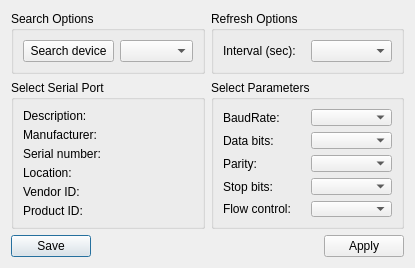
The window that settingsdialog.ui (kot9pa/com-monitor) describes before a commit, drawn with Qt 5.
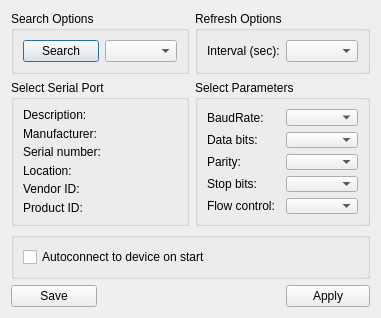
The same window after the commit.

The edit to the form file:
```diff
--- a/settingsdialog.ui
+++ b/settingsdialog.ui
@@ -6,58 +6,132 @@
    <rect>
     <x>0</x>
     <y>0</y>
-    <width>415</width>
-    <height>268</height>
+    <width>381</width>
+    <height>318</height>
    </rect>
   </property>
   <property name="minimumSize">
    <size>
-    <width>415</width>
-    <height>268</height>
+    <width>381</width>
+    <height>318</height>
    </size>
   </property>
   <property name="maximumSize">
    <size>
-    <width>16777215</width>
-    <height>268</height>
+    <width>1000000</width>
+    <height>100000</height>
    </size>
   </property>
   <property name="windowTitle">
    <string>Settings</string>
   </property>
   <layout class="QGridLayout" name="gridLayout_3">
-   <item row="3" column="0" colspan="2">
-    <layout class="QHBoxLayout" name="horizontalLayout">
-     <item>
-      <widget class="QPushButton" name="saveButton">
-       <property name="text">
-        <string>Save</string>
-       </property>
-      </widget>
-     </item>
-     <item>
-      <spacer name="horizontalSpacer">
-       <property name="orientation">
-        <enum>Qt::Horizontal</enum>
-       </property>
-       <property name="sizeHint" stdset="0">
-        <size>
-         <width>96</width>
-         <height>20</height>
-        </size>
-       </property>
-      </spacer>
-     </item>
-     <item>
-      <widget class="QPushButton" name="applyButton">
-       <property name="text">
-        <string>Apply</string>
-       </property>
-      </widget>
-     </item>
-    </layout>
+   <item row="0" column="0" colspan="2">
+    <widget class="QGroupBox" name="additionalOptionsGroupBox">
+     <property name="title">
+      <string>Search Options</string>
+     </property>
+     <layout class="QHBoxLayout" name="horizontalLayout_3">
+      <item>
+       <widget class="QPushButton" name="searchButton">
+        <property name="text">
+         <string>Search</string>
+        </property>
+       </widget>
+      </item>
+      <item>
+       <widget class="QComboBox" name="serialPortInfoListBox">
+        <property name="sizePolicy">
+         <sizepolicy hsizetype="Preferred" vsizetype="Fixed">
+          <horstretch>0</horstretch>
+          <verstretch>0</verstretch>
+         </sizepolicy>
+        </property>
+        <property name="maximumSize">
+         <size>
+          <width>73</width>
+          <height>22</height>
+         </size>
+        </property>
+        <property name="layoutDirection">
+         <enum>Qt::LeftToRight</enum>
+        </property>
+       </widget>
+      </item>
+     </layout>
+    </widget>
    </item>
-   <item row="1" column="1">
+   <item row="0" column="2" colspan="2">
+    <widget class="QGroupBox" name="refreshOption">
+     <property name="title">
+      <string>Refresh Options</string>
+     </property>
+     <layout class="QHBoxLayout" name="horizontalLayout_2">
+      <item>
+       <widget class="QLabel" name="refreshLabel">
+        <property name="text">
+         <string>Interval (sec):</string>
+        </property>
+       </widget>
+      </item>
+      <item>
+       <widget class="QComboBox" name="refreshBox"/>
+      </item>
+     </layout>
+    </widget>
+   </item>
+   <item row="1" column="0" colspan="2">
+    <widget class="QGroupBox" name="selectBox">
+     <property name="title">
+      <string>Select Serial Port</string>
+     </property>
+     <layout class="QGridLayout" name="gridLayout">
+      <item row="1" column="0">
+       <widget class="QLabel" name="descriptionLabel">
+        <property name="text">
+         <string>Description:</string>
+        </property>
+       </widget>
+      </item>
+      <item row="2" column="0">
+       <widget class="QLabel" name="manufacturerLabel">
+        <property name="text">
+         <string>Manufacturer:</string>
+        </property>
+       </widget>
+      </item>
+      <item row="3" column="0">
+       <widget class="QLabel" name="serialNumberLabel">
+        <property name="text">
+         <string>Serial number:</string>
+        </property>
+       </widget>
+      </item>
+      <item row="4" column="0">
+       <widget class="QLabel" name="locationLabel">
+        <property name="text">
+         <string>Location:</string>
+        </property>
+       </widget>
+      </item>
+      <item row="5" column="0">
+       <widget class="QLabel" name="vidLabel">
+        <property name="text">
+         <string>Vendor ID:</string>
+        </property>
+       </widget>
+      </item>
+      <item row="6" column="0">
+       <widget class="QLabel" name="pidLabel">
+        <property name="text">
+         <string>Product ID:</string>
+        </property>
+       </widget>
+      </item>
+     </layout>
+    </widget>
+   </item>
+   <item row="1" column="2" colspan="2">
     <widget class="QGroupBox" name="parametersBox">
      <property name="title">
       <string>Select Parameters</string>
@@ -116,109 +190,60 @@
      </layout>
     </widget>
    </item>
-   <item row="1" column="0">
-    <widget class="QGroupBox" name="selectBox">
+   <item row="2" column="0" colspan="4">
+    <widget class="QGroupBox" name="startupBox">
      <property name="title">
-      <string>Select Serial Port</string>
+      <string/>
      </property>
-     <layout class="QGridLayout" name="gridLayout">
-      <item row="1" column="0">
-       <widget class="QLabel" name="descriptionLabel">
-        <property name="text">
-         <string>Description:</string>
-        </property>
-       </widget>
-      </item>
-      <item row="2" column="0">
-       <widget class="QLabel" name="manufacturerLabel">
-        <property name="text">
-         <string>Manufacturer:</string>
-        </property>
-       </widget>
-      </item>
-      <item row="3" column="0">
-       <widget class="QLabel" name="serialNumberLabel">
-        <property name="text">
-         <string>Serial number:</string>
-        </property>
-       </widget>
-      </item>
-      <item row="4" column="0">
-       <widget class="QLabel" name="locationLabel">
-        <property name="text">
-         <string>Location:</string>
-        </property>
-       </widget>
-      </item>
-      <item row="5" column="0">
-       <widget class="QLabel" name="vidLabel">
-        <property name="text">
-         <string>Vendor ID:</string>
-        </property>
-       </widget>
-      </item>
-      <item row="6" column="0">
-       <widget class="QLabel" name="pidLabel">
-        <property name="text">
-         <string>Product ID:</string>
-        </property>
-       </widget>
-      </item>
-     </layout>
-    </widget>
-   </item>
-   <item row="0" column="0">
-    <widget class="QGroupBox" name="additionalOptionsGroupBox">
-     <property name="title">
-      <string>Search Options</string>
-     </property>
-     <layout class="QHBoxLayout" name="horizontalLayout_3">
+     <layout class="QHBoxLayout" name="horizontalLayout">
       <item>
-       <widget class="QPushButton" name="searchButton">
+       <widget class="QCheckBox" name="autoconnectCheck">
         <property name="text">
-         <string>Search device</string>
+         <string>Autoconnect to device on start</string>
         </property>
        </widget>
       </item>
       <item>
-       <widget class="QComboBox" name="serialPortInfoListBox">
-        <property name="sizePolicy">
-         <sizepolicy hsizetype="Preferred" vsizetype="Fixed">
-          <horstretch>0</horstretch>
-          <verstretch>0</verstretch>
-         </sizepolicy>
+       <spacer name="horizontalSpacer_2">
+        <property name="orientation">
+         <enum>Qt::Horizontal</enum>
         </property>
-        <property name="maximumSize">
+        <property name="sizeHint" stdset="0">
          <size>
-          <width>73</width>
-          <height>22</height>
+          <width>162</width>
+          <height>18</height>
          </size>
         </property>
-        <property name="layoutDirection">
-         <enum>Qt::LeftToRight</enum>
-        </property>
-       </widget>
+       </spacer>
       </item>
      </layout>
     </widget>
    </item>
-   <item row="0" column="1">
-    <widget class="QGroupBox" name="refreshOption">
-     <property name="title">
-      <string>Refresh Options</string>
+   <item row="3" column="0">
+    <widget class="QPushButton" name="saveButton">
+     <property name="text">
+      <string>Save</string>
      </property>
-     <layout class="QHBoxLayout" name="horizontalLayout_2">
-      <item>
-       <widget class="QLabel" name="refreshLabel">
-        <property name="text">
-         <string>Interval (sec):</string>
-        </property>
-       </widget>
-      </item>
-      <item>
-       <widget class="QComboBox" name="refreshBox"/>
-      </item>
-     </layout>
+    </widget>
+   </item>
+   <item row="3" column="1" colspan="2">
+    <spacer name="horizontalSpacer">
+     <property name="orientation">
+      <enum>Qt::Horizontal</enum>
+     </property>
+     <property name="sizeHint" stdset="0">
+      <size>
+       <width>187</width>
+       <height>13</height>
+      </size>
+     </property>
+    </spacer>
+   </item>
+   <item row="3" column="3">
+    <widget class="QPushButton" name="applyButton">
+     <property name="text">
+      <string>Apply</string>
+     </property>
     </widget>
    </item>
   </layout>
```
